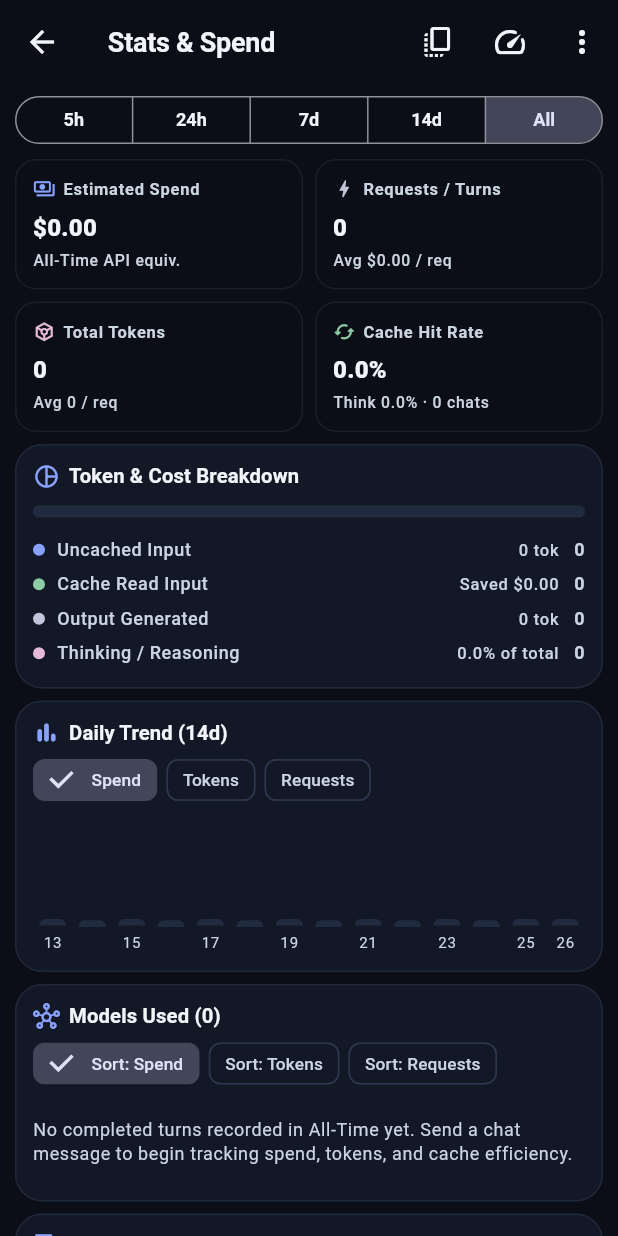
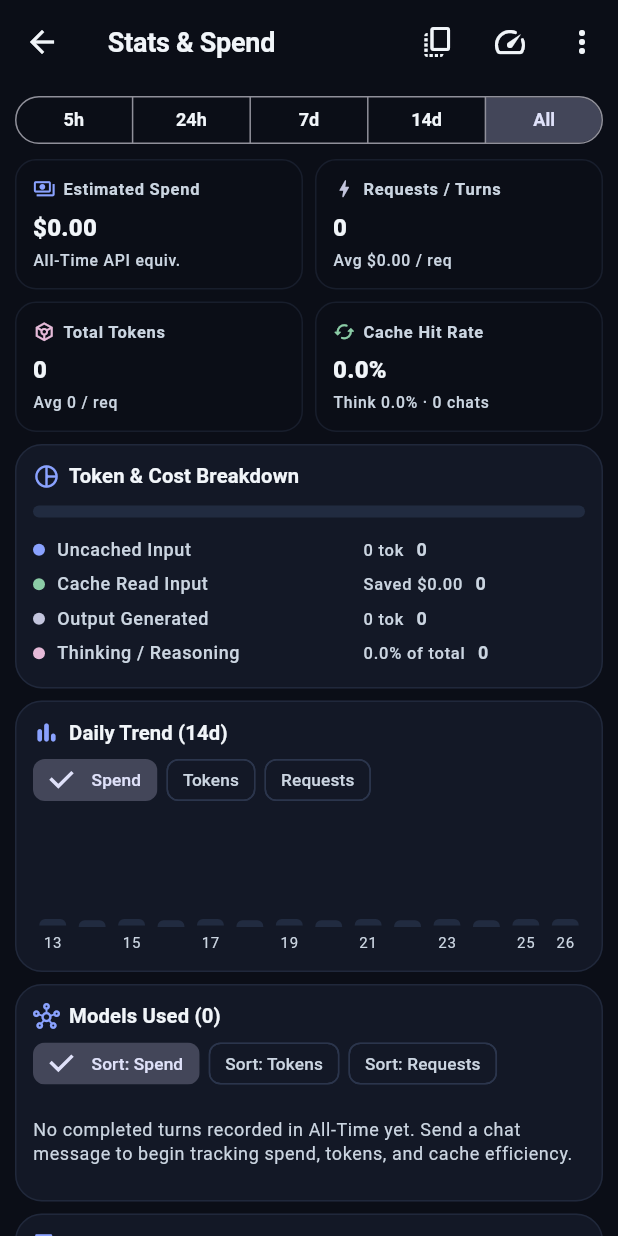
Before and after one commit to dwicao/antigravity-go, a Flutter app: the screen it shows after launch, in the side drawer, after a tap on "Stats & Spend", on a phone screen of 412 x 824 dp. Run offline on Flutter 3.47's test engine with Material 3 defaults, Android fonts, the phone set to English and light mode, and no system bars; our stand-ins replace file_picker, flutter_riverpod, flutter_secure_storage, image_picker, share_plus, shared_preferences and 1 more; missing offline and left inert: dartssh2, gpt_markdown, xterm; network calls fail.

Commit message:
fix(stats): prevent horizontal Row overflow on 360px phone viewports

```diff
--- a/app/lib/ui/usage/stats_page.dart
+++ b/app/lib/ui/usage/stats_page.dart
@@ -270,11 +270,15 @@ class _StatsPageState extends ConsumerState<StatsPage> {
                           color: theme.colorScheme.primary,
                         ),
                         const SizedBox(width: 6),
-                        Text(
+                        Expanded(
+                          child: Text(
                             'Token & Cost Breakdown',
+                            maxLines: 1,
+                            overflow: TextOverflow.ellipsis,
                             style: theme.textTheme.titleSmall?.copyWith(
                               fontSize: 13.5,
                               fontWeight: FontWeight.w700,
+                            ),
                           ),
                         ),
                       ],
@@ -508,11 +512,15 @@ class _StatsPageState extends ConsumerState<StatsPage> {
                           color: theme.colorScheme.primary,
                         ),
                         const SizedBox(width: 6),
-                        Text(
+                        Expanded(
+                          child: Text(
                             'Workspace & Account Data',
+                            maxLines: 1,
+                            overflow: TextOverflow.ellipsis,
                             style: theme.textTheme.titleSmall?.copyWith(
                               fontSize: 13.5,
                               fontWeight: FontWeight.w700,
+                            ),
                           ),
                         ),
                       ],
@@ -722,21 +730,31 @@ class _BreakdownRow extends StatelessWidget {
           ),
           const SizedBox(width: 8),
           Expanded(
+            flex: 3,
             child: Text(
               label,
+              maxLines: 1,
+              overflow: TextOverflow.ellipsis,
               style: theme.textTheme.bodySmall?.copyWith(
                 fontWeight: FontWeight.w500,
               ),
             ),
           ),
-          Text(
+          const SizedBox(width: 6),
+          Flexible(
+            flex: 2,
+            child: Text(
               detail,
+              maxLines: 1,
+              overflow: TextOverflow.ellipsis,
+              textAlign: TextAlign.end,
               style: theme.textTheme.labelSmall?.copyWith(
                 fontSize: 11,
                 color: theme.colorScheme.onSurfaceVariant,
               ),
             ),
-          const SizedBox(width: 10),
+          ),
+          const SizedBox(width: 8),
           Text(
             value,
             style: theme.textTheme.labelMedium?.copyWith(
```
Lines whose indentation alone changed are shown as unchanged.
